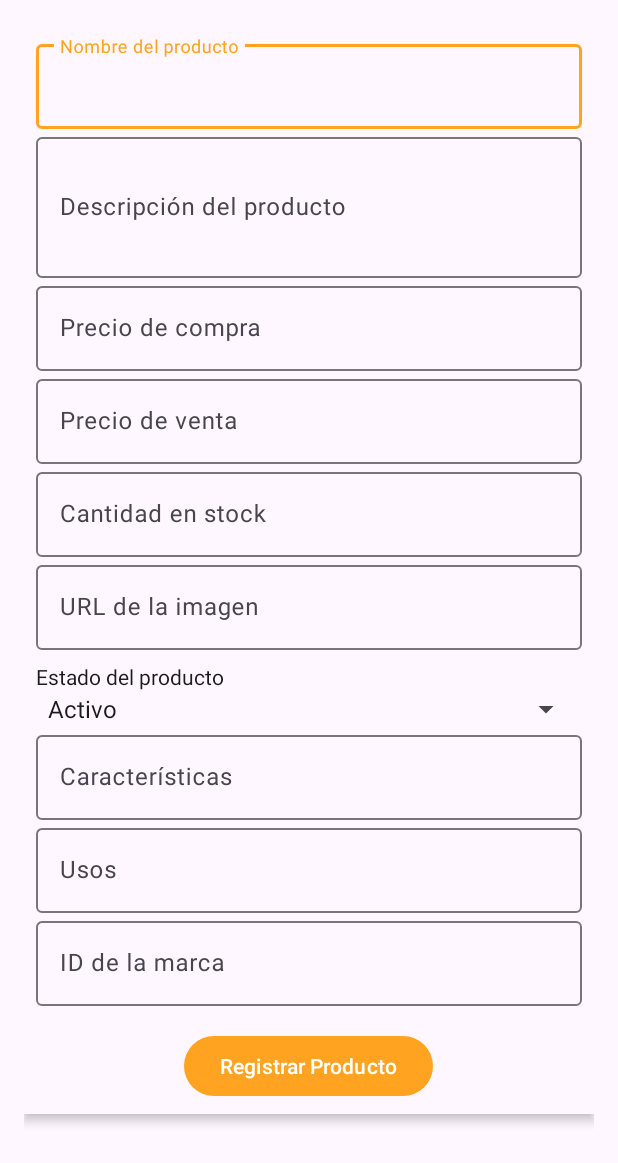
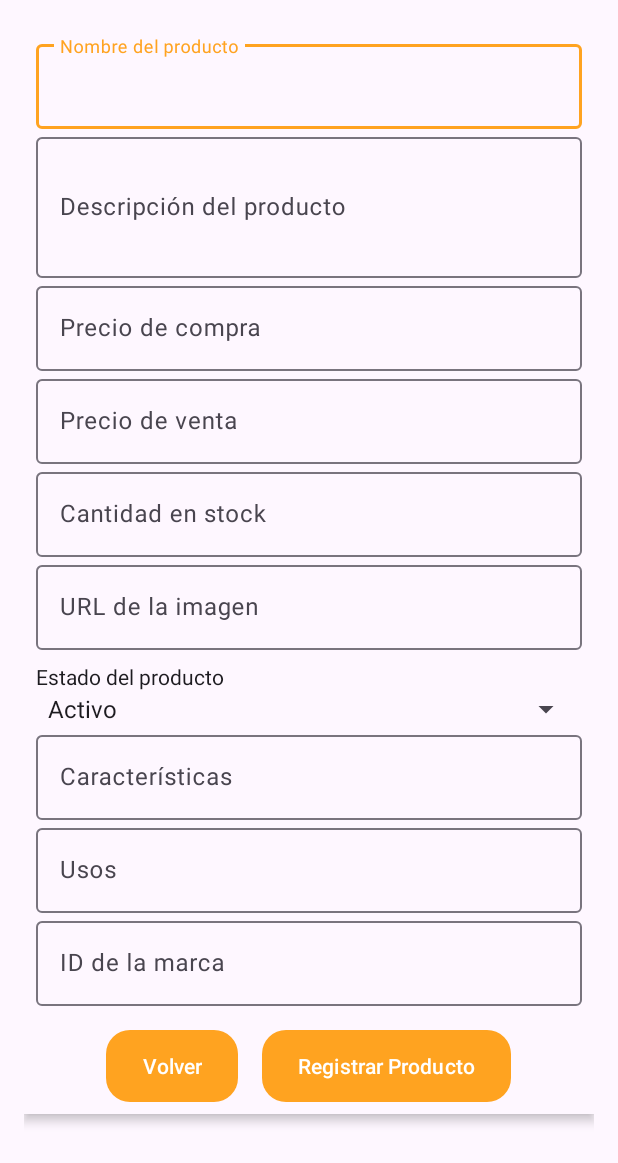
Before and after one commit to sellanFG/decorMiCasaMoviles, an Android app: the fragment RegistrarProductoFragment shown on its own in the app's theme, after a tap on "Registrar Producto", on a phone screen of 412 x 824 dp. Shown: the top 1163 px of the screen. Run offline under Robolectric (Android 15) with nearby library versions, the phone set to English and light mode, and no system bars.

Commit message:
terminando_crudProductos

```diff
--- a/app/src/main/java/com/example/decormicasa/EditarProductoFragment.java
+++ b/app/src/main/java/com/example/decormicasa/EditarProductoFragment.java
@@ -76,7 +76,6 @@ public class EditarProductoFragment extends Fragment {
         btnEditar = view.findViewById(R.id.btnEditar);
         btnVolver = view.findViewById(R.id.btnVolver);
 
-        // Si el producto es válido, llena los campos con los datos
         if (getArguments() != null) {
             ProductRequest producto = (ProductRequest) getArguments().getSerializable("producto");
             if (producto != null) {
@@ -84,10 +83,8 @@ public class EditarProductoFragment extends Fragment {
             }
         }
 
-        // Acción del botón para editar el producto
         btnEditar.setOnClickListener(v -> editarProducto(idProducto));
 
-        // Configura el botón de volver
         btnVolver.setOnClickListener(v -> requireActivity().getSupportFragmentManager().popBackStack());
 
         return view;
--- a/app/src/main/java/com/example/decormicasa/ProductosAdapter.java
+++ b/app/src/main/java/com/example/decormicasa/ProductosAdapter.java
@@ -57,7 +57,7 @@ public class ProductosAdapter extends RecyclerView.Adapter<ProductosAdapter.Prod
         holder.textDescripcion.setText(producto.getDescripcion());
 
         Glide.with(context)
-                .load(producto.getImagen())  // URL de la imagen
+                .load(producto.getImagen())
                 .placeholder(R.drawable.loading_image)
                 .error(R.drawable.default_image)
                 .into(holder.imageProducto);
--- a/app/src/main/java/com/example/decormicasa/RegistrarProductoFragment.java
+++ b/app/src/main/java/com/example/decormicasa/RegistrarProductoFragment.java
@@ -29,7 +29,7 @@ public class RegistrarProductoFragment extends Fragment {
     private EditText editTextNombre, editTextDescripcion, editTextPrecioCompra,
             editTextPrecioVenta, editTextStock, editTextImagen,
             editTextCaracteristicas, editTextUsos, editTextIdMarca;
-    private Button btnRegistrar;
+    private Button btnRegistrar, btnVolver;
     private Spinner spinnerEstado;
 
     public RegistrarProductoFragment() {
@@ -51,24 +51,41 @@ public class RegistrarProductoFragment extends Fragment {
         editTextUsos = view.findViewById(R.id.editTextUsos);
         editTextIdMarca = view.findViewById(R.id.editTextIdMarca);
         btnRegistrar = view.findViewById(R.id.btnRegistrar);
+        btnVolver = view.findViewById(R.id.btnVolver);
 
         btnRegistrar.setOnClickListener(v -> registrarProducto());
-
+        btnVolver.setOnClickListener(v -> requireActivity().getSupportFragmentManager().popBackStack());
         return view;
     }
 
     private void registrarProducto() {
-        String nombre = editTextNombre.getText().toString();
-        String descripcion = editTextDescripcion.getText().toString();
-        Float precioCompra = Float.parseFloat(editTextPrecioCompra.getText().toString());
-        Float precioVenta = Float.parseFloat(editTextPrecioVenta.getText().toString());
-        Integer stock = Integer.parseInt(editTextStock.getText().toString());
-        String imagen = editTextImagen.getText().toString();
+        String nombre = editTextNombre.getText().toString().trim();
+        String descripcion = editTextDescripcion.getText().toString().trim();
+        String precioCompraStr = editTextPrecioCompra.getText().toString().trim();
+        String precioVentaStr = editTextPrecioVenta.getText().toString().trim();
+        String stockStr = editTextStock.getText().toString().trim();
+        String imagen = editTextImagen.getText().toString().trim();
+        String estado = spinnerEstado.getSelectedItem().toString();
+        String caracteristicas = editTextCaracteristicas.getText().toString().trim();
+        String usos = editTextUsos.getText().toString().trim();
+        String idMarcaStr = editTextIdMarca.getText().toString().trim();
 
-        String estado = spinnerEstado.getSelectedItem().toString();
-        String caracteristicas = editTextCaracteristicas.getText().toString();
-        String usos = editTextUsos.getText().toString();
-        Integer idMarca = Integer.parseInt(editTextIdMarca.getText().toString());
+        if (nombre.isEmpty() || descripcion.isEmpty() || precioCompraStr.isEmpty() || precioVentaStr.isEmpty() ||
+                stockStr.isEmpty() || imagen.isEmpty() || caracteristicas.isEmpty() || usos.isEmpty() || idMarcaStr.isEmpty()) {
+            Toast.makeText(requireContext(), "Por favor, complete todos los campos", Toast.LENGTH_SHORT).show();
+            return;
+        }
+
+        if (!imagen.startsWith("http://") && !imagen.startsWith("https://")) {
+            Toast.makeText(requireContext(), "Ingrese un enlace válido para la imagen, por ejemplo: https://imagen.jpg", Toast.LENGTH_SHORT).show();
+            return;
+        }
+
+        try {
+            Float precioCompra = Float.parseFloat(precioCompraStr);
+            Float precioVenta = Float.parseFloat(precioVentaStr);
+            Integer stock = Integer.parseInt(stockStr);
+            Integer idMarca = Integer.parseInt(idMarcaStr);
 
             ProductRequest nuevoProducto = new ProductRequest(nombre, descripcion, precioCompra, precioVenta, stock, imagen, estado, caracteristicas, usos, idMarca);
 
@@ -87,12 +104,12 @@ public class RegistrarProductoFragment extends Fragment {
                 public void onResponse(@NonNull Call<Void> call, Response<Void> response) {
                     if (response.isSuccessful()) {
                         Toast.makeText(requireContext(), "Producto registrado con éxito", Toast.LENGTH_SHORT).show();
-                    requireActivity().getSupportFragmentManager().popBackStack(); // Cierra el fragmento
+                        requireActivity().getSupportFragmentManager().popBackStack();
                     } else {
                         try {
                             assert response.errorBody() != null;
                             String errorBody = response.errorBody().string();
-                        Log.e("API Error", errorBody); // Imprimir el error en Logcat
+                            Log.e("API Error", errorBody);
                             Toast.makeText(requireContext(), "Error: " + errorBody, Toast.LENGTH_LONG).show();
                         } catch (IOException e) {
                             e.printStackTrace();
@@ -107,5 +124,10 @@ public class RegistrarProductoFragment extends Fragment {
                     Toast.makeText(requireContext(), "Error en la conexión: " + t.getMessage(), Toast.LENGTH_SHORT).show();
                 }
             });
+
+        } catch (NumberFormatException e) {
+            Toast.makeText(requireContext(), "Ingrese valores numéricos válidos para el precio, stock e ID de marca", Toast.LENGTH_SHORT).show();
         }
     }
+
+}
--- /dev/null
+++ b/app/src/main/res/drawable/ic_cerrar_sesion.xml
@@ -0,0 +1,5 @@
+<vector xmlns:android="http://schemas.android.com/apk/res/android" android:height="24dp" android:tint="#FFA320" android:viewportHeight="24" android:viewportWidth="24" android:width="24dp">
+
+    <path android:fillColor="@android:color/white" android:pathData="M19,19V5c0,-1.1 -0.9,-2 -2,-2H7C5.9,3 5,3.9 5,5v14H3v2h18v-2H19zM11,13H9v-2h2V13z"/>
+
+</vector>
--- a/app/src/main/res/drawable/rounded_button.xml
+++ b/app/src/main/res/drawable/rounded_button.xml
@@ -1,5 +1,7 @@
 <?xml version="1.0" encoding="utf-8"?>
 <shape xmlns:android="http://schemas.android.com/apk/res/android">
-    <solid android:color="@color/primaryBlue" />
+    <!-- Fondo de color naranja -->
+    <solid android:color="@color/naranja" />
+    <!-- Esquinas redondeadas -->
     <corners android:radius="16dp" />
 </shape>
--- a/app/src/main/res/layout/activity_admin.xml
+++ b/app/src/main/res/layout/activity_admin.xml
@@ -71,7 +71,7 @@
                 android:layout_height="48dp"
                 android:background="?attr/selectableItemBackgroundBorderless"
                 android:contentDescription="@string/usuario_button_description"
-                android:src="@drawable/baseline_person_24" />
+                android:src="@drawable/ic_cerrar_sesion" />
         </LinearLayout>
 
         <LinearLayout
--- a/app/src/main/res/layout/fragment_registrar_producto.xml
+++ b/app/src/main/res/layout/fragment_registrar_producto.xml
@@ -4,7 +4,6 @@
     android:layout_width="match_parent"
     android:layout_height="match_parent"
     tools:context=".RegistrarProductoFragment">
-
 
     <ScrollView
         android:layout_width="match_parent"
@@ -132,13 +131,34 @@
                     android:inputType="number" />
             </com.google.android.material.textfield.TextInputLayout>
 
-            <com.google.android.material.button.MaterialButton
-                android:id="@+id/btnRegistrar"
-                android:layout_width="wrap_content"
+            <!-- Contenedor horizontal para los botones -->
+            <LinearLayout
+                android:layout_width="match_parent"
                 android:layout_height="wrap_content"
-                android:text="Registrar Producto"
-                android:layout_gravity="center_horizontal"
-                android:layout_marginTop="16dp" />
+                android:orientation="horizontal"
+                android:gravity="center"
+                android:layout_marginTop="16dp">
+
+                <!-- Botón Volver -->
+                <Button
+                    android:id="@+id/btnVolver"
+                    android:layout_width="wrap_content"
+                    android:layout_height="wrap_content"
+                    android:text="Volver"
+                    android:layout_marginEnd="16dp"
+                    android:background="@drawable/rounded_button"
+                    android:textColor="@android:color/white"/>
+
+                <!-- Botón Registrar -->
+                <com.google.android.material.button.MaterialButton
+                    android:id="@+id/btnRegistrar"
+                    android:layout_width="wrap_content"
+                    android:layout_height="wrap_content"
+                    android:text="Registrar Producto"
+                    android:background="@drawable/rounded_button"
+                    android:textColor="@android:color/white" />
+            </LinearLayout>
+
         </LinearLayout>
     </ScrollView>
 </FrameLayout>
```
Also changed, not shown: app/src/main/java/com/example/decormicasa/AdminActivity.java (+33 -1 lines), app/src/main/java/com/example/decormicasa/CrudProductosFragment.java (+5 -4 lines), app/src/main/res/drawable/ic_add.xml (+8 -3 lines), app/src/main/res/layout/fragment_crud_productos.xml (+16 -4 lines), app/src/main/res/layout/fragment_editar_producto.xml (+11 -6 lines). Lines whose indentation alone changed are shown as unchanged.
